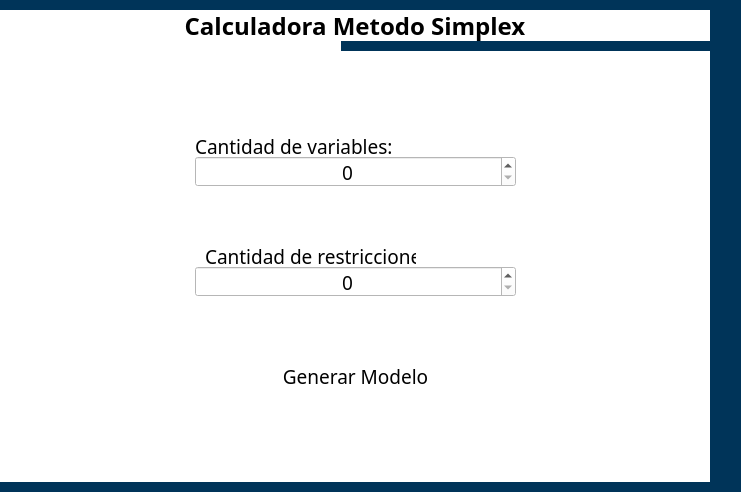
Before: the Qt Designer form Simplex_Method_GUI/Setter.ui in Jafethivy/Simplex_Method_GUI, drawn with Qt 5.
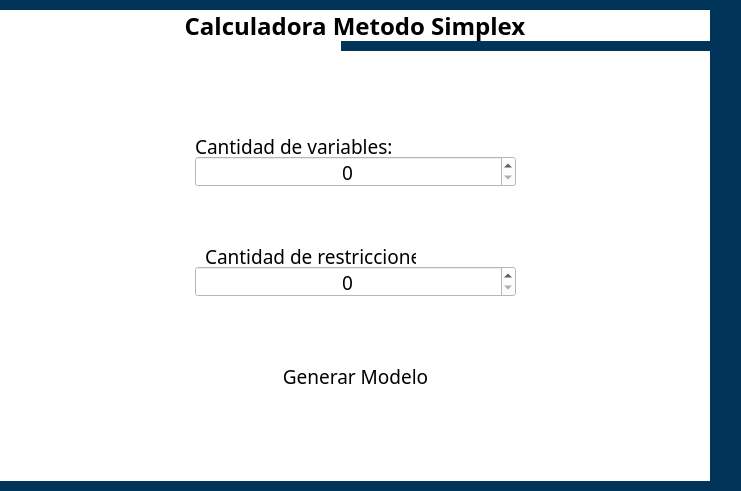
After: the same form once the commit is applied.

```diff
--- a/Simplex_Method_GUI/Setter.ui
+++ b/Simplex_Method_GUI/Setter.ui
@@ -7,7 +7,7 @@
     <x>0</x>
     <y>0</y>
     <width>741</width>
-    <height>492</height>
+    <height>491</height>
    </rect>
   </property>
   <property name="sizePolicy">
```
